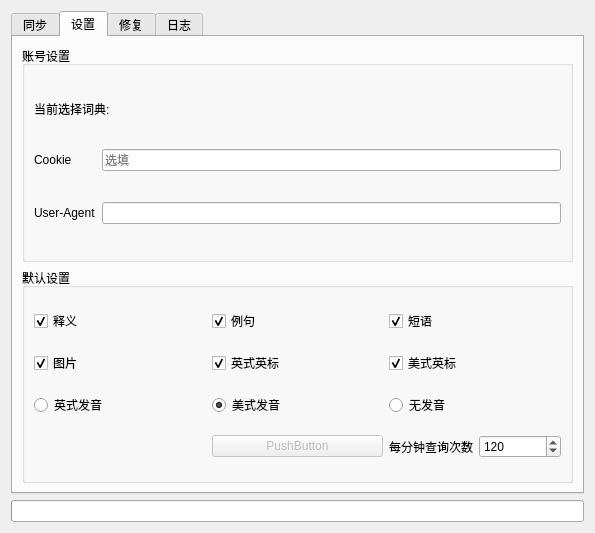
First picture: the form in addon/UIForm/main_ui.ui, repository joexzh/Dict2Anki, before the edit.
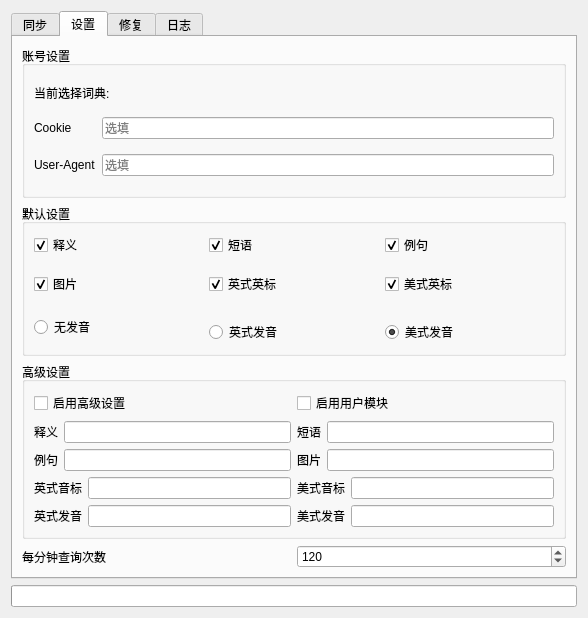
Second picture: the form after the edit. The open tabs and pages were chosen to show the change. Icons and pictures are not drawn. Custom widgets are drawn as their Qt base class.

Commit message: feat adv_conf: add advanced config field related UI

The edit to the form file:
```diff
--- a/addon/UIForm/main_ui.ui
+++ b/addon/UIForm/main_ui.ui
@@ -9,8 +9,8 @@
    <rect>
     <x>0</x>
     <y>0</y>
-    <width>595</width>
-    <height>533</height>
+    <width>588</width>
+    <height>618</height>
    </rect>
   </property>
   <property name="windowTitle">
@@ -235,13 +235,316 @@
       <attribute name="title">
        <string>设置</string>
       </attribute>
-      <layout class="QGridLayout" name="gridLayout_2">
-       <item row="1" column="0" colspan="2">
+      <layout class="QGridLayout" name="gridLayout">
+       <item row="3" column="0">
+        <widget class="QGroupBox" name="advConfigGroupBox">
+         <property name="enabled">
+          <bool>true</bool>
+         </property>
+         <property name="title">
+          <string>高级设置</string>
+         </property>
+         <layout class="QGridLayout" name="gridLayout_2">
+          <item row="0" column="0">
+           <widget class="QCheckBox" name="advEnableCB">
+            <property name="text">
+             <string>启用高级设置</string>
+            </property>
+           </widget>
+          </item>
+          <item row="0" column="4">
+           <widget class="QCheckBox" name="advEnableUserModCB">
+            <property name="toolTip">
+             <string>加载 user_files 中的词典和 API 模块</string>
+            </property>
+            <property name="text">
+             <string>启用用户模块</string>
+            </property>
+            <property name="icon">
+             <iconset theme="QIcon::ThemeIcon::HelpAbout"/>
+            </property>
+           </widget>
+          </item>
+          <item row="5" column="0">
+           <layout class="QHBoxLayout" name="advEnPhonetic">
+            <item>
+             <widget class="QLabel" name="advEnPhoneticLabel">
+              <property name="text">
+               <string>英式音标</string>
+              </property>
+             </widget>
+            </item>
+            <item>
+             <widget class="ClickableLineEdit" name="advEnPhoneticLineEdit">
+              <property name="readOnly">
+               <bool>true</bool>
+              </property>
+             </widget>
+            </item>
+           </layout>
+          </item>
+          <item row="7" column="0">
+           <layout class="QHBoxLayout" name="advEnPronHLayout">
+            <item>
+             <widget class="QLabel" name="advEnPronLabel">
+              <property name="text">
+               <string>英式发音</string>
+              </property>
+             </widget>
+            </item>
+            <item>
+             <widget class="ClickableLineEdit" name="advEnPronLineEdit">
+              <property name="readOnly">
+               <bool>true</bool>
+              </property>
+             </widget>
+            </item>
+           </layout>
+          </item>
+          <item row="3" column="4">
+           <layout class="QHBoxLayout" name="advImageHLayout">
+            <item>
+             <widget class="QLabel" name="advImageLabel">
+              <property name="text">
+               <string>图片</string>
+              </property>
+             </widget>
+            </item>
+            <item>
+             <widget class="ClickableLineEdit" name="advImageLineEdit">
+              <property name="readOnly">
+               <bool>true</bool>
+              </property>
+             </widget>
+            </item>
+           </layout>
+          </item>
+          <item row="5" column="4">
+           <layout class="QHBoxLayout" name="advUsPhoneticHLayout">
+            <item>
+             <widget class="QLabel" name="advUsPhoneticLabel">
+              <property name="text">
+               <string>美式音标</string>
+              </property>
+             </widget>
+            </item>
+            <item>
+             <widget class="ClickableLineEdit" name="advUsPhoneticLineEdit">
+              <property name="readOnly">
+               <bool>true</bool>
+              </property>
+             </widget>
+            </item>
+           </layout>
+          </item>
+          <item row="7" column="4">
+           <layout class="QHBoxLayout" name="advUsPronHLayout">
+            <item>
+             <widget class="QLabel" name="advUsPronLabel">
+              <property name="text">
+               <string>美式发音</string>
+              </property>
+             </widget>
+            </item>
+            <item>
+             <widget class="ClickableLineEdit" name="advUsPronLineEdit">
+              <property name="readOnly">
+               <bool>true</bool>
+              </property>
+             </widget>
+            </item>
+           </layout>
+          </item>
+          <item row="1" column="0">
+           <layout class="QHBoxLayout" name="advDefinitionHLayout">
+            <item>
+             <widget class="QLabel" name="advDefinitionLabel">
+              <property name="enabled">
+               <bool>true</bool>
+              </property>
+              <property name="text">
+               <string>释义</string>
+              </property>
+             </widget>
+            </item>
+            <item>
+             <widget class="ClickableLineEdit" name="advDefinitionLineEdit">
+              <property name="readOnly">
+               <bool>true</bool>
+              </property>
+             </widget>
+            </item>
+           </layout>
+          </item>
+          <item row="1" column="4">
+           <layout class="QHBoxLayout" name="advPhraseHLayout">
+            <item>
+             <widget class="QLabel" name="advPhraseLabel">
+              <property name="text">
+               <string>短语</string>
+              </property>
+             </widget>
+            </item>
+            <item>
+             <widget class="ClickableLineEdit" name="advPhraseLineEdit">
+              <property name="readOnly">
+               <bool>true</bool>
+              </property>
+             </widget>
+            </item>
+           </layout>
+          </item>
+          <item row="3" column="0">
+           <layout class="QHBoxLayout" name="advSentenceHLayout">
+            <item>
+             <widget class="QLabel" name="advSentenceLabel">
+              <property name="text">
+               <string>例句</string>
+              </property>
+             </widget>
+            </item>
+            <item>
+             <widget class="ClickableLineEdit" name="advSentenceLineEdit">
+              <property name="readOnly">
+               <bool>true</bool>
+              </property>
+             </widget>
+            </item>
+           </layout>
+          </item>
+         </layout>
+        </widget>
+       </item>
+       <item row="1" column="0">
+        <widget class="QGroupBox" name="oldConfigGroupBox">
+         <property name="title">
+          <string>默认设置</string>
+         </property>
+         <layout class="QGridLayout" name="gridLayout_8">
+          <item row="0" column="0">
+           <widget class="QCheckBox" name="definitionCheckBox">
+            <property name="text">
+             <string>释义</string>
+            </property>
+            <property name="checked">
+             <bool>true</bool>
+            </property>
+           </widget>
+          </item>
+          <item row="1" column="0" rowspan="3">
+           <widget class="QCheckBox" name="imageCheckBox">
+            <property name="text">
+             <string>图片</string>
+            </property>
+            <property name="checked">
+             <bool>true</bool>
+            </property>
+           </widget>
+          </item>
+          <item row="4" column="0" rowspan="2">
+           <widget class="QRadioButton" name="noPronRadioButton">
+            <property name="text">
+             <string>无发音</string>
+            </property>
+            <property name="checked">
+             <bool>false</bool>
+            </property>
+            <attribute name="buttonGroup">
+             <string notr="true">pronButtonGroup</string>
+            </attribute>
+           </widget>
+          </item>
+          <item row="5" column="2">
+           <widget class="QRadioButton" name="AmEPronRadioButton">
+            <property name="text">
+             <string>美式发音</string>
+            </property>
+            <property name="checked">
+             <bool>true</bool>
+            </property>
+            <attribute name="buttonGroup">
+             <string notr="true">pronButtonGroup</string>
+            </attribute>
+           </widget>
+          </item>
+          <item row="5" column="1">
+           <widget class="QRadioButton" name="BrEPronRadioButton">
+            <property name="text">
+             <string>英式发音</string>
+            </property>
+            <property name="checked">
+             <bool>false</bool>
+            </property>
+            <attribute name="buttonGroup">
+             <string notr="true">pronButtonGroup</string>
+            </attribute>
+           </widget>
+          </item>
+          <item row="0" column="1">
+           <widget class="QCheckBox" name="phraseCheckBox">
+            <property name="text">
+             <string>短语</string>
+            </property>
+            <property name="checked">
+             <bool>true</bool>
+            </property>
+           </widget>
+          </item>
+          <item row="0" column="2">
+           <widget class="QCheckBox" name="sentenceCheckBox">
+            <property name="text">
+             <string>例句</string>
+            </property>
+            <property name="checked">
+             <bool>true</bool>
+            </property>
+           </widget>
+          </item>
+          <item row="2" column="1">
+           <widget class="QCheckBox" name="BrEPhoneticCheckBox">
+            <property name="text">
+             <string>英式英标</string>
+            </property>
+            <property name="checked">
+             <bool>true</bool>
+            </property>
+           </widget>
+          </item>
+          <item row="2" column="2">
+           <widget class="QCheckBox" name="AmEPhoneticCheckBox">
+            <property name="text">
+             <string>美式英标</string>
+            </property>
+            <property name="checked">
+             <bool>true</bool>
+            </property>
+           </widget>
+          </item>
+         </layout>
+        </widget>
+       </item>
+       <item row="0" column="0">
         <widget class="QGroupBox" name="credentialGroupBox">
          <property name="title">
           <string>账号设置</string>
          </property>
          <layout class="QGridLayout" name="gridLayout_3">
+          <item row="6" column="1">
+           <widget class="QLineEdit" name="cookieLineEdit">
+            <property name="sizePolicy">
+             <sizepolicy hsizetype="Expanding" vsizetype="Fixed">
+              <horstretch>0</horstretch>
+              <verstretch>0</verstretch>
+             </sizepolicy>
+            </property>
+            <property name="placeholderText">
+             <string>选填</string>
+            </property>
+            <property name="clearButtonEnabled">
+             <bool>true</bool>
+            </property>
+           </widget>
+          </item>
           <item row="3" column="0" colspan="2">
            <widget class="QLabel" name="currentDictionaryLabel">
             <property name="sizePolicy">
@@ -255,32 +558,10 @@
             </property>
            </widget>
           </item>
-          <item row="6" column="1">
-           <widget class="QLineEdit" name="cookieLineEdit">
-            <property name="sizePolicy">
-             <sizepolicy hsizetype="Expanding" vsizetype="Fixed">
-              <horstretch>0</horstretch>
-              <verstretch>0</verstretch>
-             </sizepolicy>
-            </property>
-            <property name="placeholderText">
-             <string>选填</string>
-            </property>
-            <property name="clearButtonEnabled">
-             <bool>true</bool>
-            </property>
-           </widget>
-          </item>
-          <item row="8" column="1">
-           <widget class="QLineEdit" name="uaLineEdit">
-            <property name="styleSheet">
-             <string notr="true"/>
-            </property>
+          <item row="8" column="0">
+           <widget class="QLabel" name="uaLabel">
             <property name="text">
-             <string/>
-            </property>
-            <property name="clearButtonEnabled">
-             <bool>false</bool>
+             <string>User-Agent</string>
             </property>
            </widget>
           </item>
@@ -294,171 +575,51 @@
             </property>
            </widget>
           </item>
-          <item row="8" column="0">
-           <widget class="QLabel" name="uaLabel">
+          <item row="8" column="1">
+           <widget class="QLineEdit" name="uaLineEdit">
+            <property name="styleSheet">
+             <string notr="true"/>
+            </property>
             <property name="text">
-             <string>User-Agent</string>
+             <string/>
+            </property>
+            <property name="placeholderText">
+             <string>选填</string>
+            </property>
+            <property name="clearButtonEnabled">
+             <bool>false</bool>
             </property>
            </widget>
           </item>
          </layout>
         </widget>
        </item>
-       <item row="2" column="0" colspan="2">
-        <widget class="QGroupBox" name="defaultConfigGroupBox">
-         <property name="title">
-          <string>默认设置</string>
-         </property>
-         <layout class="QGridLayout" name="gridLayout">
-          <item row="3" column="1">
-           <widget class="QCheckBox" name="BrEPhoneticCheckBox">
-            <property name="text">
-             <string>英式英标</string>
-            </property>
-            <property name="checked">
-             <bool>true</bool>
-            </property>
-           </widget>
-          </item>
-          <item row="1" column="0">
-           <widget class="QCheckBox" name="definitionCheckBox">
-            <property name="text">
-             <string>释义</string>
-            </property>
-            <property name="checked">
-             <bool>true</bool>
-            </property>
-           </widget>
-          </item>
-          <item row="4" column="2">
-           <widget class="QRadioButton" name="noPronRadioButton">
-            <property name="text">
-             <string>无发音</string>
-            </property>
-            <property name="checked">
-             <bool>false</bool>
-            </property>
-            <attribute name="buttonGroup">
-             <string notr="true">pronButtonGroup</string>
-            </attribute>
-           </widget>
-          </item>
-          <item row="3" column="2">
-           <widget class="QCheckBox" name="AmEPhoneticCheckBox">
-            <property name="text">
-             <string>美式英标</string>
-            </property>
-            <property name="checked">
-             <bool>true</bool>
-            </property>
-           </widget>
-          </item>
-          <item row="4" column="1">
-           <widget class="QRadioButton" name="AmEPronRadioButton">
-            <property name="text">
-             <string>美式发音</string>
-            </property>
-            <property name="checked">
-             <bool>true</bool>
-            </property>
-            <attribute name="buttonGroup">
-             <string notr="true">pronButtonGroup</string>
-            </attribute>
-           </widget>
-          </item>
-          <item row="5" column="2">
-           <layout class="QHBoxLayout" name="congestLayout">
-            <item>
-             <widget class="QLabel" name="congestLabel">
-              <property name="enabled">
-               <bool>true</bool>
-              </property>
-              <property name="text">
-               <string>每分钟查询次数</string>
-              </property>
-             </widget>
-            </item>
-            <item>
-             <widget class="QSpinBox" name="congestSpinBox">
-              <property name="minimum">
-               <number>30</number>
-              </property>
-              <property name="maximum">
-               <number>999</number>
-              </property>
-              <property name="value">
-               <number>120</number>
-              </property>
-             </widget>
-            </item>
-           </layout>
-          </item>
-          <item row="5" column="1">
-           <widget class="QPushButton" name="dummyBtn">
-            <property name="enabled">
-             <bool>false</bool>
-            </property>
-            <property name="text">
-             <string>PushButton</string>
-            </property>
-           </widget>
-          </item>
-          <item row="1" column="1">
-           <widget class="QCheckBox" name="sentenceCheckBox">
-            <property name="text">
-             <string>例句</string>
-            </property>
-            <property name="checked">
-             <bool>true</bool>
-            </property>
-           </widget>
-          </item>
-          <item row="3" column="0">
-           <widget class="QCheckBox" name="imageCheckBox">
-            <property name="text">
-             <string>图片</string>
-            </property>
-            <property name="checked">
-             <bool>true</bool>
-            </property>
-           </widget>
-          </item>
-          <item row="1" column="2">
-           <widget class="QCheckBox" name="phraseCheckBox">
-            <property name="text">
-             <string>短语</string>
-            </property>
-            <property name="checked">
-             <bool>true</bool>
-            </property>
-           </widget>
-          </item>
-          <item row="4" column="0">
-           <widget class="QRadioButton" name="BrEPronRadioButton">
-            <property name="text">
-             <string>英式发音</string>
-            </property>
-            <property name="checked">
-             <bool>false</bool>
-            </property>
-            <attribute name="buttonGroup">
-             <string notr="true">pronButtonGroup</string>
-            </attribute>
-           </widget>
-          </item>
-         </layout>
-         <zorder>imageCheckBox</zorder>
-         <zorder>definitionCheckBox</zorder>
-         <zorder>AmEPhoneticCheckBox</zorder>
-         <zorder>phraseCheckBox</zorder>
-         <zorder>AmEPronRadioButton</zorder>
-         <zorder>sentenceCheckBox</zorder>
-         <zorder>noPronRadioButton</zorder>
-         <zorder>BrEPronRadioButton</zorder>
-         <zorder>BrEPhoneticCheckBox</zorder>
-         <zorder>dummyBtn</zorder>
-         <zorder></zorder>
-        </widget>
+       <item row="4" column="0">
+        <layout class="QHBoxLayout" name="congestLayout">
+         <item>
+          <widget class="QLabel" name="congestLabel">
+           <property name="enabled">
+            <bool>true</bool>
+           </property>
+           <property name="text">
+            <string>每分钟查询次数</string>
+           </property>
+          </widget>
+         </item>
+         <item>
+          <widget class="QSpinBox" name="congestSpinBox">
+           <property name="minimum">
+            <number>30</number>
+           </property>
+           <property name="maximum">
+            <number>999</number>
+           </property>
+           <property name="value">
+            <number>120</number>
+           </property>
+          </widget>
+         </item>
+        </layout>
        </item>
       </layout>
      </widget>
@@ -615,6 +776,13 @@
    </item>
   </layout>
  </widget>
+ <customwidgets>
+  <customwidget>
+   <class>ClickableLineEdit</class>
+   <extends>QLineEdit</extends>
+   <header>ClickableLineEdit</header>
+  </customwidget>
+ </customwidgets>
  <resources/>
  <connections/>
  <buttongroups>
```
The commit also changes 23 other files.
